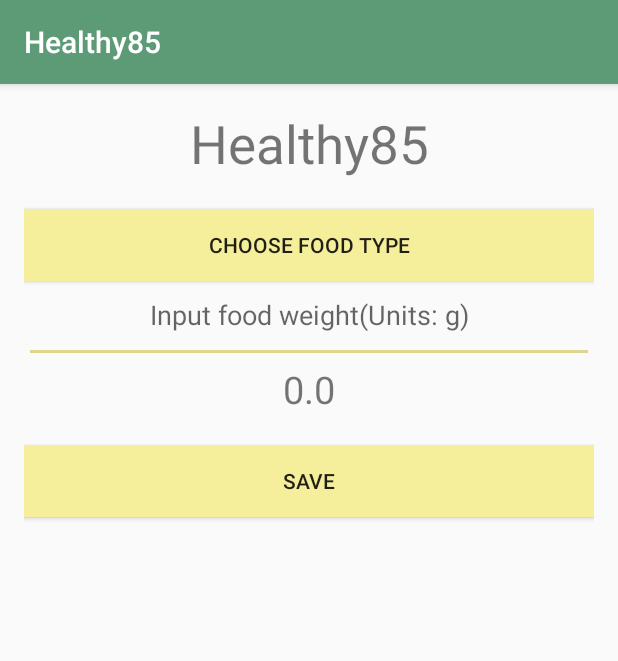
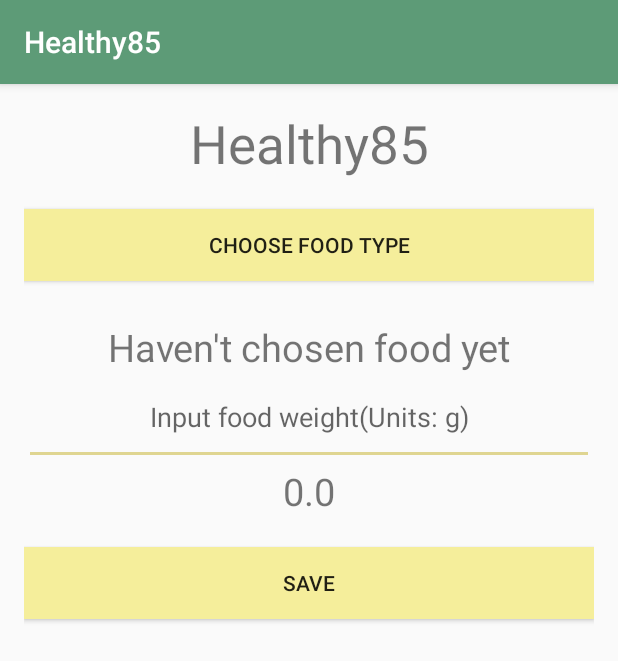
Before and after one commit to SylviaZhang85/Healthy85, an Android app: the screen it shows after launch (MainActivity), after a tap on "SAVE", on a phone screen of 412 x 824 dp. Shown: the top 661 px of the screen. Run offline under Robolectric (Android 15) with nearby library versions, the phone set to English and light mode, and no system bars.

Commit message:
可以通过网络热量表数据计算卡路里(主页面显示名称）

```diff
--- a/app/src/main/java/com/swufe/healthy85/FoodActivity.java
+++ b/app/src/main/java/com/swufe/healthy85/FoodActivity.java
@@ -184,7 +184,7 @@ public class FoodActivity extends ListActivity implements Runnable, AdapterView.
         Log.i(TAG,"onItemClick:detail2="+detail2);
         //打开新的页面传入参数
         Intent MainActivity = new Intent(this,MainActivity.class);
-
+        MainActivity.putExtra("title",titleStr);
         MainActivity.putExtra("calories",detailStr);
         startActivity(MainActivity);
 
--- a/app/src/main/java/com/swufe/healthy85/MainActivity.java
+++ b/app/src/main/java/com/swufe/healthy85/MainActivity.java
@@ -13,6 +13,9 @@ import androidx.appcompat.app.AppCompatActivity;
 public class MainActivity extends AppCompatActivity {
     EditText amount;
     TextView show;
+    TextView showFood;
+
+
 
     protected void onCreate(Bundle savedInstanceState){
         super.onCreate(savedInstanceState);
@@ -20,14 +23,24 @@ public class MainActivity extends AppCompatActivity {
 
         amount=(EditText)findViewById(R.id.amount);
         show=(TextView)findViewById(R.id.showOut);
+        showFood=(TextView)findViewById(R.id.showFood);
+
 
 
     }
     public void  onClick(View btn){
+        String title =getIntent().getStringExtra("title");
+        String calorie= getIntent().getStringExtra("calories");
+        float calories=0;
+        if(calorie!=null&&title!=null){
+            String[] strArr = calorie.split("\\/");
+            calories = Float.parseFloat(strArr[0])/Float.parseFloat(strArr[1]);
+            showFood.setText(title);
+        }else{
+            showFood.setText("Haven't chosen food yet");
+        }
 
-        String calorie= getIntent().getStringExtra("calories");
-        String[] strArr = calorie.split("\\/");
-        float calories = Float.parseFloat(strArr[0])/Float.parseFloat(strArr[1]);
+
         String str=amount.getText().toString();
          float am=0;
          if(str.length()>0){
--- a/app/src/main/res/layout/activity_main.xml
+++ b/app/src/main/res/layout/activity_main.xml
@@ -27,14 +27,24 @@
         android:background="@color/colorbtn"
         android:onClick="openOne"
         android:text="@string/choose" />
+
+    <TextView
+        android:id="@+id/showFood"
+        android:layout_width="match_parent"
+        android:layout_height="68dp"
+        android:gravity="center"
+
+        android:paddingTop="20dp"
+        android:textSize="25sp" />
+
     <EditText
         android:id="@+id/amount"
         android:layout_width="match_parent"
         android:layout_height="wrap_content"
         android:gravity="center"
         android:hint="@string/amount_hint"
-    android:paddingBottom="20dp"
-    />
+        android:inputType="number|numberDecimal"
+        android:paddingBottom="20dp" />
     <TextView
         android:id="@+id/showOut"
         android:layout_width="match_parent"
--- a/app/src/main/res/values/colors.xml
+++ b/app/src/main/res/values/colors.xml
@@ -4,4 +4,5 @@
     <color name="colorPrimaryDark">#488B55</color>
     <color name="colorAccent">#DFD591</color>
     <color name="colorbtn">#F5EE9B</color>
+    <color name="warn">#FFC107</color>
 </resources>
--- a/app/src/main/res/values/strings.xml
+++ b/app/src/main/res/values/strings.xml
@@ -3,4 +3,5 @@
     <string name="amount_hint">Input food weight(Units: g) </string>
     <string name="choose">choose food type</string>
     <string name="calories">cal</string>
+
 </resources>
```
Lines whose indentation alone changed are shown as unchanged.
